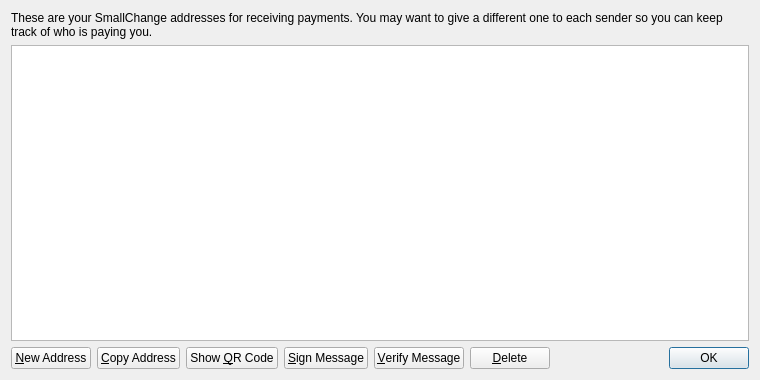
Old version of the form src/qt/forms/addressbookpage.ui in the repository djsubtronic/asscoin.
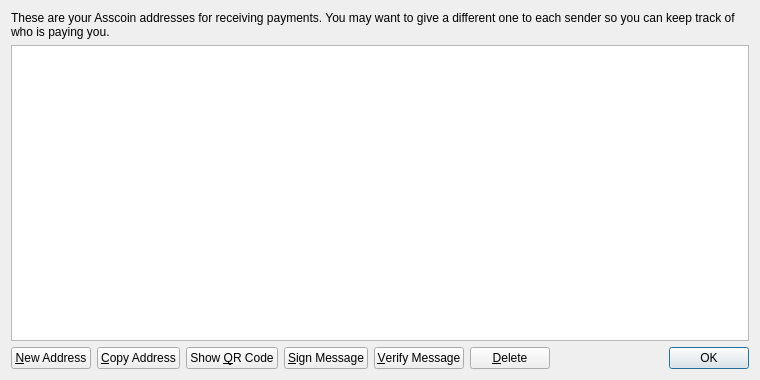
New version of the form. Icons and pictures are not drawn.

What changed in the file:
```diff
--- a/src/qt/forms/addressbookpage.ui
+++ b/src/qt/forms/addressbookpage.ui
@@ -17,7 +17,7 @@
    <item>
     <widget class="QLabel" name="labelExplanation">
      <property name="text">
-      <string>These are your SmallChange addresses for receiving payments. You may want to give a different one to each sender so you can keep track of who is paying you.</string>
+      <string>These are your Asscoin addresses for receiving payments. You may want to give a different one to each sender so you can keep track of who is paying you.</string>
      </property>
      <property name="textFormat">
       <enum>Qt::PlainText</enum>
```
